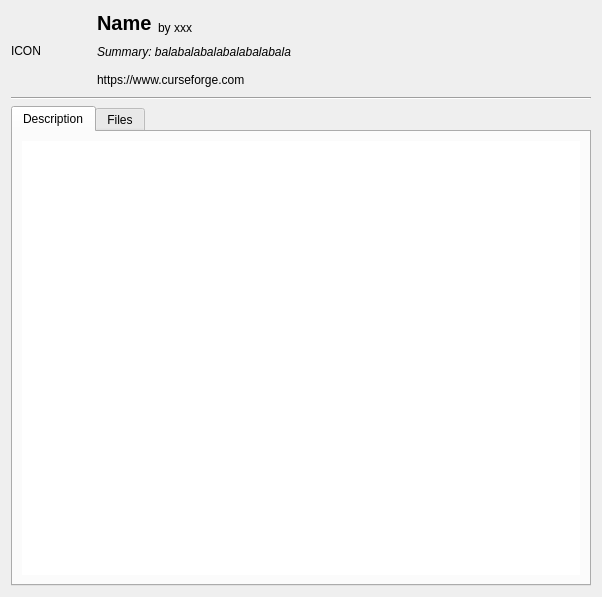
First picture: the form in src/ui/modrinthmodinfodialog.ui, repository kaniol-lck/modmanager, before the edit.
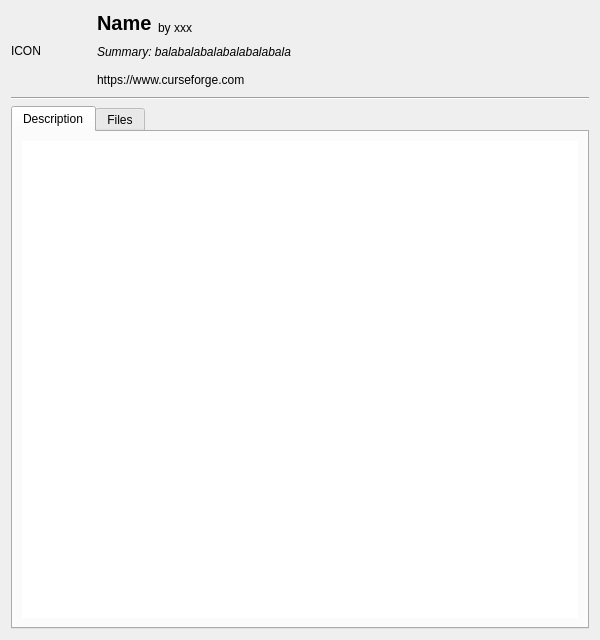
Second picture: the form after the edit.

```diff
--- a/src/ui/modrinthmodinfodialog.ui
+++ b/src/ui/modrinthmodinfodialog.ui
@@ -6,8 +6,8 @@
    <rect>
     <x>0</x>
     <y>0</y>
-    <width>602</width>
-    <height>597</height>
+    <width>600</width>
+    <height>640</height>
    </rect>
   </property>
   <property name="windowTitle">
```
